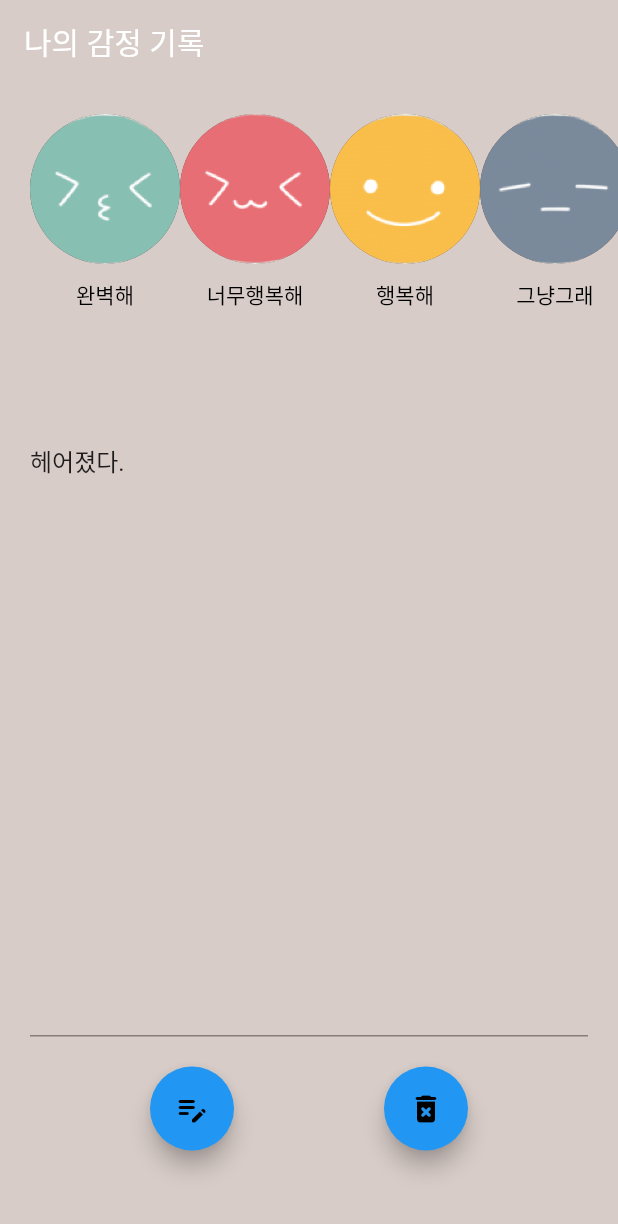
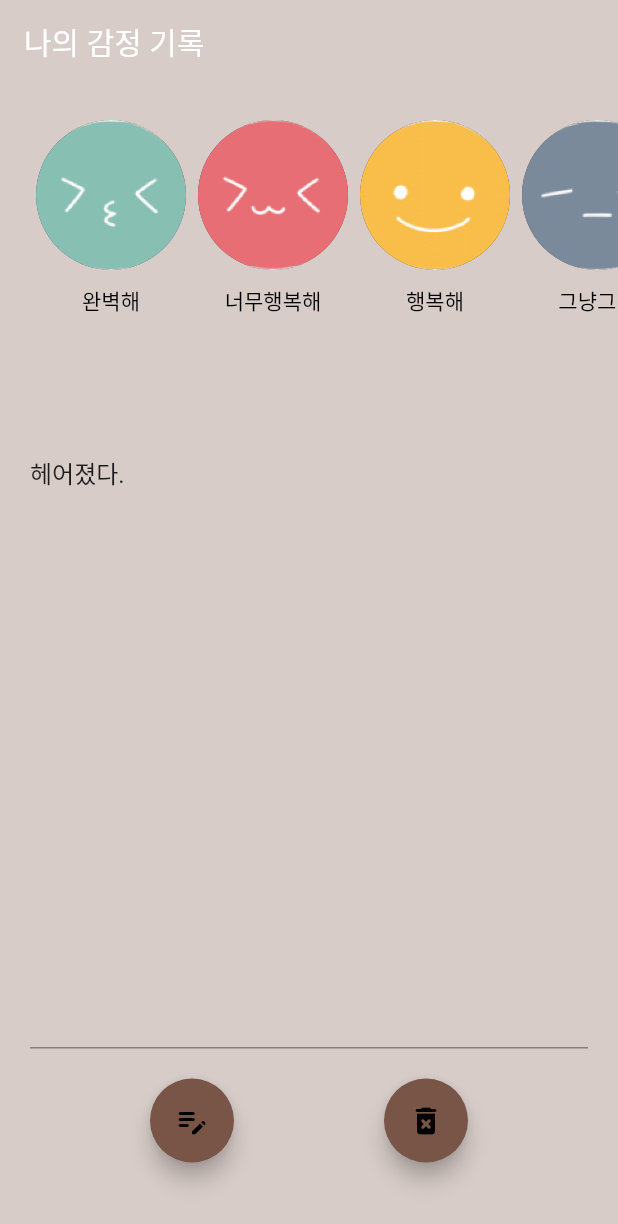
Before and after one commit to monargent0/TJFlutterTeam, a Flutter app: the screen it shows after launch, on a phone screen of 412 x 824 dp. Shown: the top 1224 px of the screen. Run offline on Flutter 3.47's test engine with Material 2 defaults, Android fonts, the phone set to English and light mode, and no system bars.

Commit message:
update circleIcon padding 4.0

```diff
--- a/mood_diary_app/lib/view/dailycontent.dart
+++ b/mood_diary_app/lib/view/dailycontent.dart
@@ -47,7 +47,9 @@ class _DailyContentState extends State<DailyContent> {
             child: Row(
               children: [
                 // 기분 상태 아이콘
-                GestureDetector(
+                Padding(
+                  padding: const EdgeInsets.all(4.0),
+                  child: GestureDetector(
                     onTap: (){
                       setState(() {
                         emotionPath = 'images/perfect.png';
@@ -76,7 +78,10 @@ class _DailyContentState extends State<DailyContent> {
                       ],
                     ),
                   ),
-                GestureDetector(
+                ),
+                Padding(
+                  padding: const EdgeInsets.all(4.0),
+                  child: GestureDetector(
                     onTap: (){
                       setState(() {
                         emotionPath = 'images/sohappy.png';
@@ -86,7 +91,7 @@ class _DailyContentState extends State<DailyContent> {
                     },
                     child: Column(
                       children: [
-                      CircleAvatar(                   // db에서 받아온 이미지패스경로받기
+                        const CircleAvatar(
                           backgroundImage: AssetImage('images/sohappy.png'),
                           radius: 50,
                         ),
@@ -96,17 +101,20 @@ class _DailyContentState extends State<DailyContent> {
                         Text(
                           // 이미지 이름
                           '너무행복해',
-                        style: enameEdit == '너무행복해' ? TextStyle(
+                          style: enameEdit == '너무행복해' ? const  TextStyle(
                             color: Colors.green,
                             fontWeight: FontWeight.bold
-                        ) : TextStyle(
+                          ) : const TextStyle(
                             color: Colors.black,
                           ) ,/*enameEdit*/
                         ),
                       ],
                     ),
                   ),
-                GestureDetector(
+                ),
+                Padding(
+                  padding: const EdgeInsets.all(4.0),
+                  child: GestureDetector(
                     onTap: (){
                       setState(() {
                       emotionPath = 'images/happy.png';
@@ -136,7 +144,10 @@ class _DailyContentState extends State<DailyContent> {
                       ],
                     ),
                   ),
-                GestureDetector(
+                ),
+                Padding(
+                  padding: const EdgeInsets.all(4.0),
+                  child: GestureDetector(
                     onTap: (){
                       setState(() {
                       emotionPath = 'images/soso.png';
@@ -166,7 +177,10 @@ class _DailyContentState extends State<DailyContent> {
                       ],
                     ),
                   ),
-                GestureDetector(
+                ),
+                Padding(
+                  padding: const EdgeInsets.all(4.0),
+                  child: GestureDetector(
                     onTap: (){
                       setState(() {
                         emotionPath = 'images/sad.png';
@@ -196,7 +210,10 @@ class _DailyContentState extends State<DailyContent> {
                       ],
                     ),
                   ),
-                GestureDetector(
+                ),
+                Padding(
+                  padding: const EdgeInsets.all(4.0),
+                  child: GestureDetector(
                     onTap: (){
                       setState(() {
                       emotionPath = 'images/sick.png';
@@ -226,7 +243,10 @@ class _DailyContentState extends State<DailyContent> {
                       ],
                     ),
                   ),
-                GestureDetector(
+                ),
+                Padding(
+                  padding: const EdgeInsets.all(4.0),
+                  child: GestureDetector(
                     onTap: (){
                       setState(() {
                       emotionPath = 'images/bad.png';
@@ -254,6 +274,7 @@ class _DailyContentState extends State<DailyContent> {
                           ) ,/*enameEdit*/
                         ),
                       ],
+                    ),
                   ),
                 ),
 
@@ -287,14 +308,12 @@ class _DailyContentState extends State<DailyContent> {
             FloatingActionButton(
               foregroundColor: Colors.black,
               child: const Icon(Icons.edit_note_rounded),
-              backgroundColor: Colors.blue,
               onPressed: () {
               //// 데이터가 있을수도 없을수도 있기 때문
             }),
             FloatingActionButton(
               foregroundColor: Colors.black,
               child: const Icon(Icons.delete_forever_rounded),
-              backgroundColor: Colors.blue,
               onPressed: () {
               //// 데이터가 있을수도 없을수도 있기 때문
             }),
```
Lines whose indentation alone changed are shown as unchanged.
